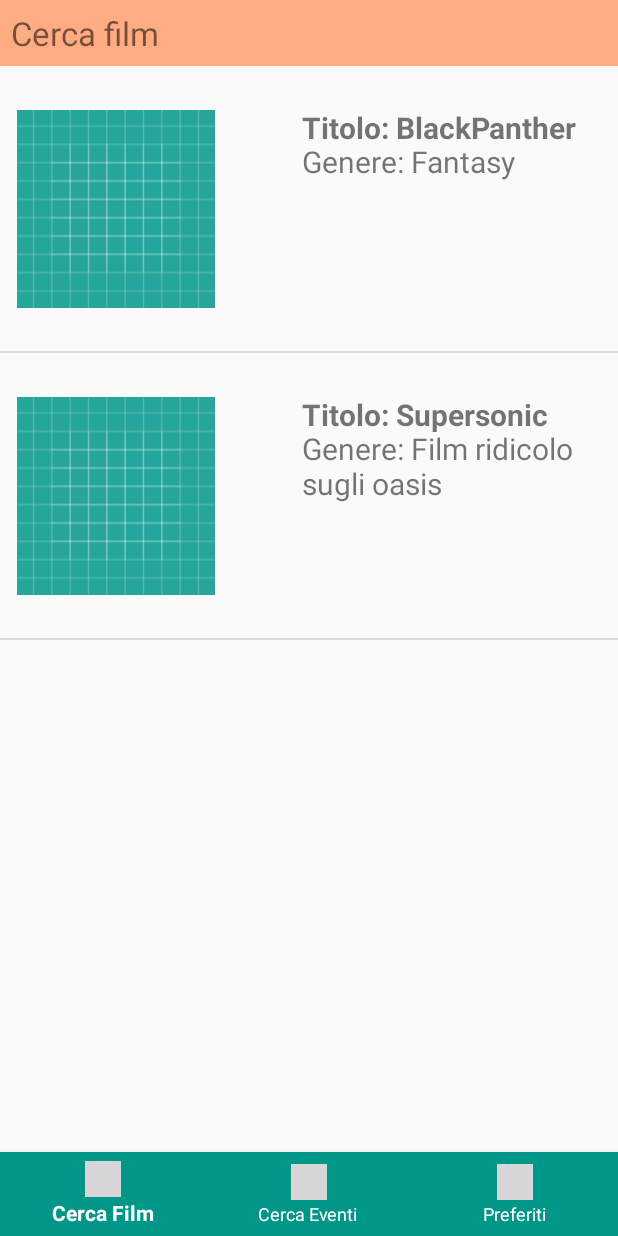
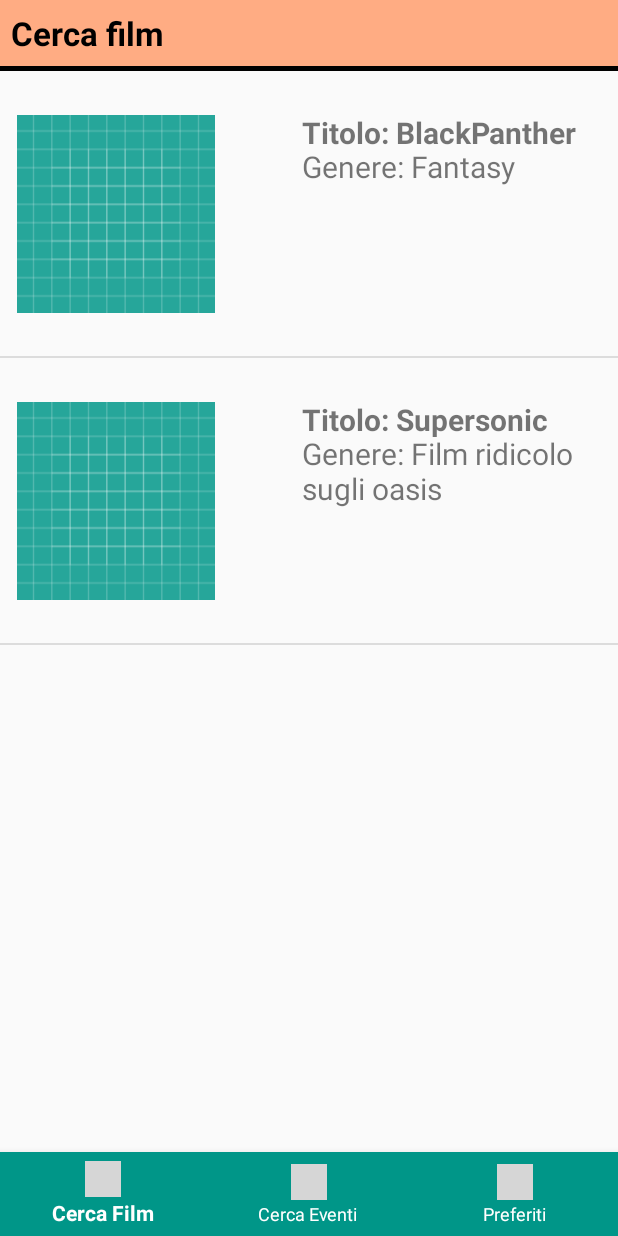
Before and after one commit to EmanueleVenzano/CinemaEventi, an Android app: the screen it shows after launch (cercaFilm), after a tap on "Cerca Film", on a phone screen of 412 x 824 dp. Run offline under Robolectric (Android 15) with nearby library versions, the phone set to English and light mode, and no system bars; grey boxes are pictures that could not be loaded.

Commit message:
Gio, varie modifiche (16-8-2018)

```diff
--- a/app/src/main/java/nf/application/emanuele/tesi1/cercaFilm.java
+++ b/app/src/main/java/nf/application/emanuele/tesi1/cercaFilm.java
@@ -109,6 +109,8 @@ public class cercaFilm extends AppCompatActivity implements KeyEvent.Callback {
             if (next != 1) {
                 this.finish();
                 return true;
+            } else {
+                next=0;
             }
         }
         return super.onKeyDown(keyCode, event);
--- a/app/src/main/res/layout/activity_infofilm.xml
+++ b/app/src/main/res/layout/activity_infofilm.xml
@@ -54,7 +54,7 @@
         <ExpandableListView
             android:id="@+id/proiezioniListView"
             android:layout_width="match_parent"
-            android:layout_height="200dp"
+            android:layout_height="250dp"
             android:layout_below="@id/descrizioneFilm"
             android:layout_marginLeft="10dp"
             android:layout_marginRight="10dp" />
--- a/app/src/main/res/layout/activity_locandine.xml
+++ b/app/src/main/res/layout/activity_locandine.xml
@@ -8,12 +8,20 @@
         android:id="@+id/titleTextView"
         android:layout_width="match_parent"
         android:layout_height="wrap_content"
+        android:textStyle="bold"
+        android:textColor="@android:color/black"
         android:background="#FFAC83"
         android:padding="7dp"
         android:text=""
-        android:textSize="22sp"/>
+        android:textSize="22dp"/>
+    <View
+        android:id="@+id/divider"
+        android:layout_width="match_parent"
+        android:layout_height="3dp"
+        android:background="@android:color/black" />
     <ListView
         android:id="@+id/itemsListView"
         android:layout_width="match_parent"
-        android:layout_height="match_parent"/>
+        android:layout_height="match_parent"
+        android:paddingBottom="55dp"/>
 </LinearLayout>
```
Also changed, not shown: app/src/main/res/layout/preferiti_fragment.xml (+7 -5 lines).
